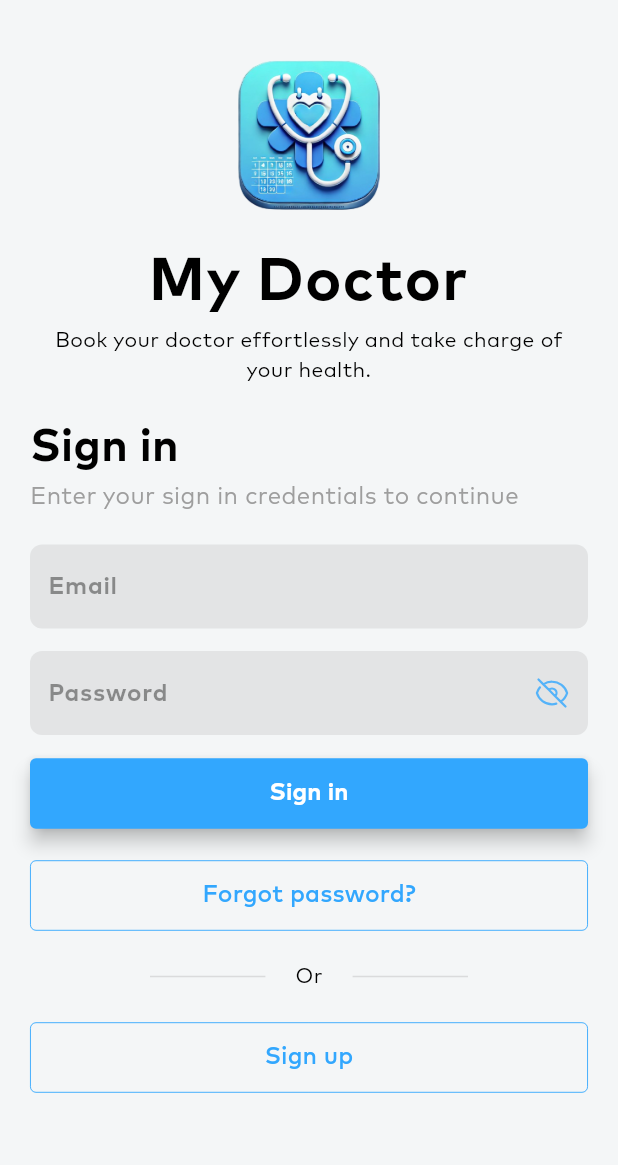
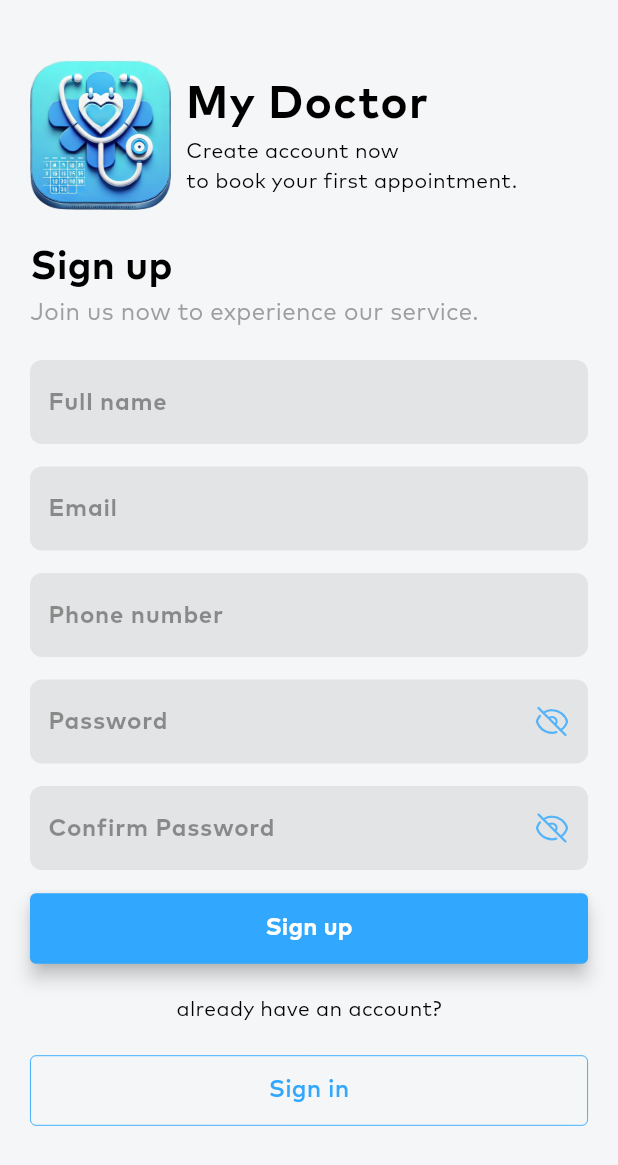
Before and after one commit to jayvibespro/my_doctor, a Flutter app: the screen it shows after launch, after a tap on "Sign up", on a phone screen of 412 x 824 dp. Shown: the top 1165 px of the screen. Run offline on Flutter 3.47's test engine with Material 3 defaults, Android fonts, the phone set to English and light mode, and no system bars; drawn by our look-alikes of flutter_form_builder; our stand-ins replace firebase_core, flutter_image_compress, form_builder_validators, get, get_it, heroicons and 2 more; accounts and stored records are empty; generated files the repository leaves out were written again; project files that could hold a hidden picture were left out.

Commit message:
Sign_up screen UI Implementation

```diff
--- a/lib/presentation/screens/auth_screens/sign_in_screen.dart
+++ b/lib/presentation/screens/auth_screens/sign_in_screen/sign_in_screen.dart
@@ -1,14 +1,16 @@
 import 'package:flutter/material.dart';
 import 'package:flutter_form_builder/flutter_form_builder.dart';
 import 'package:form_builder_validators/form_builder_validators.dart';
+import 'package:get/get.dart';
 import 'package:my_doctor/core/utils/constants/colors.dart';
-import 'package:my_doctor/presentation/screens/auth_screens/sign_in_screen_controller.dart';
+import 'package:my_doctor/presentation/screens/auth_screens/sign_in_screen/sign_in_screen_controller.dart';
 import 'package:flutter/services.dart';
-import '../../../../core/di/di.dart';
-import '../../../core/models/user_model/user_model.dart';
-import '../../components/custom_material_button.dart';
-import '../../components/custom_outline_button.dart';
-import '../../components/custom_text_field.dart';
+import 'package:my_doctor/presentation/screens/auth_screens/sign_up_screen/sign_up_screen.dart';
+import '../../../../../core/di/di.dart';
+import '../../../../core/models/user_model/user_model.dart';
+import '../../../components/custom_material_button.dart';
+import '../../../components/custom_outline_button.dart';
+import '../../../components/custom_text_field.dart';
 
 /*
 * Created by Jackson Stephen, jacksonsteven436@gmail.com: 25|01|2025
@@ -90,7 +92,7 @@ class _SignInScreenState extends State<SignInScreen> {
                       "Sign in",
                       style: TextStyle(
                         fontWeight: FontWeight.bold,
-                        fontSize: 30,
+                        fontSize: 26,
                       ),
                     ),
                     const Text(
@@ -170,7 +172,14 @@ class _SignInScreenState extends State<SignInScreen> {
                     ),
                     CustomOutlineButton(
                       onPressed: () async {
-                        // await Get.to(() => const SignUpPage());
+                        await Get.to(
+                          () => const SignUpScreen(),
+                          transition: Transition.rightToLeft,
+                          curve: Curves.easeInOutBack,
+                          duration: const Duration(
+                            milliseconds: 1200,
+                          ),
+                        );
                       },
                       label: "Sign up",
                     ),
--- a/lib/presentation/screens/auth_screens/sign_in_screen_controller.dart
+++ b/lib/presentation/screens/auth_screens/sign_in_screen/sign_in_screen_controller.dart
@@ -2,9 +2,9 @@ import 'package:flutter/material.dart';
 import 'package:get/get.dart';
 import 'package:injectable/injectable.dart';
 
-import '../../../core/services/data_service.dart';
+import '../../../../core/services/data_service.dart';
 
-import 'auth_state.dart';
+import '../auth_state.dart';
 
 /*
 * Created by Jackson Stephen, jacksonsteven436@gmail.com: 25|01|2025
--- /dev/null
+++ b/lib/presentation/screens/auth_screens/sign_up_screen/sign_up_screen.dart
@@ -0,0 +1,193 @@
+import 'package:flutter/material.dart';
+import 'package:flutter_form_builder/flutter_form_builder.dart';
+import 'package:form_builder_validators/form_builder_validators.dart';
+import 'package:get/get.dart';
+import 'package:my_doctor/presentation/screens/auth_screens/sign_up_screen/sign_up_screen_controller.dart';
+
+import '../../../../core/di/di.dart';
+import '../../../../core/models/user_model/user_model.dart';
+import '../../../../core/utils/constants/colors.dart';
+import '../../../components/custom_material_button.dart';
+import '../../../components/custom_outline_button.dart';
+import '../../../components/custom_text_field.dart';
+
+class SignUpScreen extends StatefulWidget {
+  const SignUpScreen({super.key});
+
+  @override
+  State<SignUpScreen> createState() => _SignUpScreenState();
+}
+
+class _SignUpScreenState extends State<SignUpScreen> {
+  final GlobalKey<FormBuilderState> _formKey = GlobalKey<FormBuilderState>();
+  final _signUpScreenController = getIt<SignUpScreenController>();
+
+  @override
+  void initState() {
+    _signUpScreenController.initialize(setState, context);
+    super.initState();
+  }
+
+  @override
+  Widget build(BuildContext context) {
+    return Scaffold(
+      backgroundColor: cBackground,
+      body: SafeArea(
+        child: ListView(
+          padding: const EdgeInsets.all(20),
+          children: [
+            const SizedBox(
+              height: 20,
+            ),
+            Row(
+              mainAxisAlignment: MainAxisAlignment.center,
+              crossAxisAlignment: CrossAxisAlignment.center,
+              children: [
+                Hero(
+                  tag: "APP_LOGO",
+                  child: Image.asset(
+                    'assets/images/app_logo.png',
+                    height: 100,
+                  ),
+                ),
+                const SizedBox(
+                  width: 10,
+                ),
+                const Expanded(
+                  child: Column(
+                    mainAxisAlignment: MainAxisAlignment.end,
+                    crossAxisAlignment: CrossAxisAlignment.start,
+                    children: [
+                      Text(
+                        "My Doctor",
+                        textAlign: TextAlign.center,
+                        style: TextStyle(
+                          fontSize: 30,
+                          fontWeight: FontWeight.bold,
+                          letterSpacing: 1,
+                        ),
+                      ),
+                      Text(
+                        "Create account now\nto book your first appointment.",
+                        textAlign: TextAlign.start,
+                        style: TextStyle(
+                          fontSize: 14,
+                        ),
+                      ),
+                    ],
+                  ),
+                ),
+              ],
+            ),
+            const SizedBox(
+              height: 20,
+            ),
+            FormBuilder(
+              key: _formKey,
+              child: Column(
+                mainAxisSize: MainAxisSize.min,
+                mainAxisAlignment: MainAxisAlignment.center,
+                crossAxisAlignment: CrossAxisAlignment.stretch,
+                children: [
+                  const Text(
+                    "Sign up",
+                    style: TextStyle(
+                      fontWeight: FontWeight.bold,
+                      fontSize: 26,
+                    ),
+                  ),
+                  const Text(
+                    "Join us now to experience our service.",
+                    style: TextStyle(
+                      color: Colors.grey,
+                      fontSize: 16,
+                    ),
+                  ),
+                  const SizedBox(
+                    height: 20,
+                  ),
+                  const CustomTextField(
+                    label: "Full name",
+                    hint: "Full name",
+                    name: "name",
+                  ),
+                  CustomTextField(
+                    label: "Email",
+                    hint: "abc@gmail.com",
+                    name: "email",
+                    keyboard: TextInputType.emailAddress,
+                    validator: FormBuilderValidators.compose([
+                      FormBuilderValidators.required(),
+                      FormBuilderValidators.email(),
+                    ]),
+                  ),
+                  CustomTextField(
+                    label: "Phone number",
+                    hint: "0786******",
+                    name: "phone",
+                    keyboard: TextInputType.emailAddress,
+                    validator: FormBuilderValidators.compose([
+                      FormBuilderValidators.required(),
+                      FormBuilderValidators.numeric(),
+                      FormBuilderValidators.equalLength(10),
+                    ]),
+                  ),
+                  CustomTextField(
+                    label: "Password",
+                    hint: "********",
+                    name: "password",
+                    keyboard: TextInputType.text,
+                    isPassword: true,
+                    validator: FormBuilderValidators.compose([
+                      FormBuilderValidators.required(),
+                      FormBuilderValidators.minLength(6),
+                    ]),
+                  ),
+                  CustomTextField(
+                    label: "Confirm Password",
+                    hint: "********",
+                    name: "confirmPassword",
+                    keyboard: TextInputType.text,
+                    isPassword: true,
+                    validator: FormBuilderValidators.compose([
+                      FormBuilderValidators.required(),
+                      FormBuilderValidators.minLength(6),
+                    ]),
+                  ),
+                  CustomMaterialButton(
+                    onPressed: () {
+                      if (_formKey.currentState!.saveAndValidate()) {
+                        _signUpScreenController.state.user = UserModel(
+                          email: _formKey.currentState?.value["email"].trim(),
+                          /*name: _formKey.currentState?.value["name"].trim(),
+                          phone: _formKey.currentState?.value["phone"].trim(),*/
+                          password:
+                              _formKey.currentState?.value["password"].trim(),
+                        );
+                        _signUpScreenController.signUp();
+                      }
+                    },
+                    label: "Sign up",
+                  ),
+                  const Row(
+                    mainAxisAlignment: MainAxisAlignment.center,
+                    children: [
+                      Padding(
+                        padding: EdgeInsets.all(20.0),
+                        child: Text("already have an account?"),
+                      ),
+                    ],
+                  ),
+                  CustomOutlineButton(
+                    onPressed: () => Get.back(),
+                    label: "Sign in",
+                  ),
+                ],
+              ),
+            ),
+          ],
+        ),
+      ),
+    );
+  }
+}
--- /dev/null
+++ b/lib/presentation/screens/auth_screens/sign_up_screen/sign_up_screen_controller.dart
@@ -0,0 +1,78 @@
+import 'package:flutter/material.dart';
+import 'package:get/get.dart';
+import 'package:injectable/injectable.dart';
+
+import '../../../../core/services/data_service.dart';
+
+import '../auth_state.dart';
+
+/*
+* Created by Jackson Stephen, jacksonsteven436@gmail.com: 25|01|2025
+* */
+
+@injectable
+class SignUpScreenController {
+  late void Function(void Function()) setState;
+  late BuildContext context;
+  final AuthState state;
+  late DataService dataService;
+
+  SignUpScreenController(this.state);
+
+  void initialize(
+      void Function(void Function()) setState, BuildContext context) {
+    this.setState = setState;
+    this.context = context;
+    dataService = DataService();
+  }
+
+  Future<void> signUp() async {
+    /*  loadingDialog(context);
+    UserModel? newUser = await dataService.signUp(state.user!);
+    Get.back();
+    if (newUser != null) {
+      state.user = newUser;
+      Get.off(
+            () => const HomePage(),
+      );
+    }*/
+  }
+
+/*Future<void> editProfile() async {
+    loadingDialog(context);
+    UserModel? newUser = await dataService.updateUser(state.user!);
+    Get.back();
+    if (newUser != null) {
+      state.user = newUser;
+      Get.back<bool>(result: true);
+    }
+  }
+
+
+
+  Future<void> getUser() async {
+    // if (state.user == null) {
+    //   state.user = await dataService.getUser();
+    //   setState(() {});
+    // }
+  }
+
+  Future<void> resetPassword(String email) async {
+    loadingDialog(context);
+    await dataService.resetPassword(email);
+    Get.back();
+  }
+
+  Future<void> signOut() async {
+    loadingDialog(context);
+    await dataService.signOut();
+    Get.back();
+    Get.offAll(
+      () => const SplashPage(),
+    );
+  }
+
+  Future<bool> checkIsUserSignedIn() async {
+    return dataService.checkIsUserSignedIn();
+  }*/
+}
--- a/lib/presentation/screens/splash_screen/splash_screen.dart
+++ b/lib/presentation/screens/splash_screen/splash_screen.dart
@@ -4,7 +4,7 @@ import 'package:my_doctor/presentation/screens/splash_screen/splash_screen_contr
 
 import '../../../core/di/di.dart';
 import '../../../core/utils/constants/colors.dart';
-import '../auth_screens/sign_in_screen.dart';
+import '../auth_screens/sign_in_screen/sign_in_screen.dart';
 
 /*
 * Created by Jackson Stephen, jacksonsteven436@gmail.com: 25|01|2025
@@ -66,12 +66,9 @@ class _SplashScreenState extends State<SplashScreen>
                       opacity: _logoTranslateAnimationController.value,
                       child: Transform.scale(
                         scale: _logoScaleAnimation.value,
-                        child: Hero(
-                          tag: "APP_LOGO",
-                          child: Image.asset(
-                            'assets/images/app_logo.png',
-                            width: 200,
-                          ),
+                        child: Image.asset(
+                          'assets/images/app_logo.png',
+                          width: 200,
                         ),
                       ),
                     ),
```
